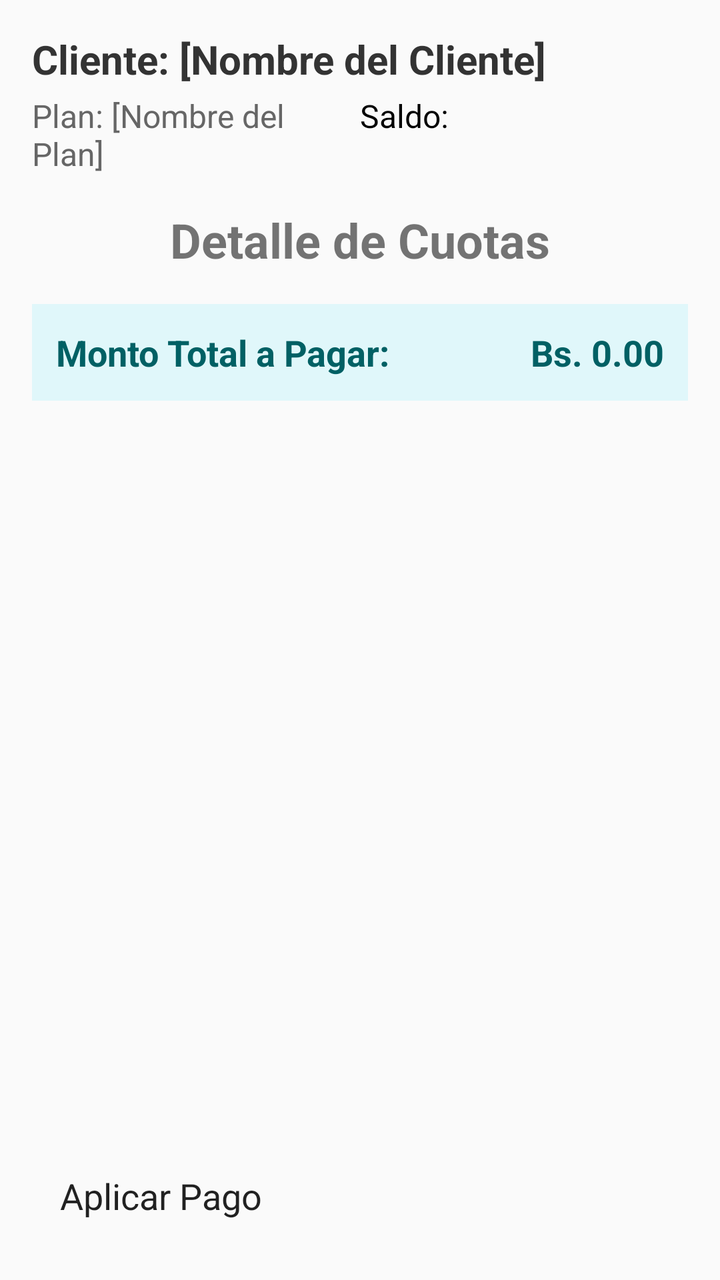
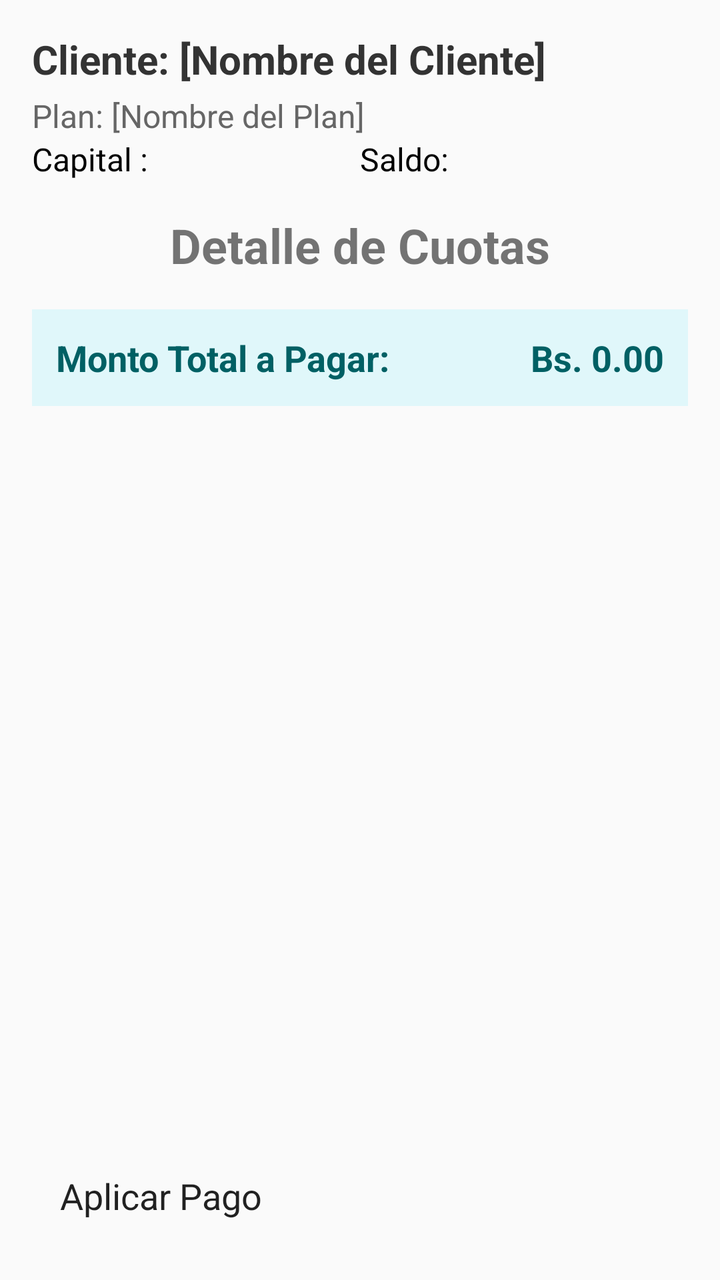

Compare the two renders of this Android layout. The source of the first and the diff that turns it into the second are given below.
<!-- AndroidManifest.xml: application theme AppTheme -->
<!-- res/layout/activity_cuotas.xml -->
<?xml version="1.0" encoding="utf-8"?>
<LinearLayout
	xmlns:android="http://schemas.android.com/apk/res/android"
	android:layout_width="match_parent"
	android:layout_height="match_parent"
	android:orientation="vertical"
	android:padding="16dp">

	<TextView
		android:id="@+id/tv_cuotas_cliente_nombre"
		android:layout_width="match_parent"
		android:layout_height="wrap_content"
		android:text="Cliente: [Nombre del Cliente]"
		android:textSize="20sp"
		android:textStyle="bold"
		android:layout_marginBottom="4dp"
		android:textColor="#333333"/>

	<LinearLayout
		android:layout_width="match_parent"
		android:layout_height="wrap_content"
		android:orientation="horizontal"
		android:layout_marginBottom="16dp">

		<TextView
			android:id="@+id/tv_cuotas_plan_nombre"
			android:layout_width="0dp"
			android:layout_weight="1"
			android:layout_height="wrap_content"
			android:text="Plan: [Nombre del Plan]"
			android:textSize="16sp"
			android:textColor="#666666"/>

		<TextView
			android:id="@+id/tv_saldo_pendiente"
			android:layout_width="0dp"
			android:layout_weight="1"
			android:layout_height="wrap_content"
			android:text="Saldo:"
			android:textSize="16sp"
			android:textColor="#000000"/>

	</LinearLayout>

	<TextView
		android:layout_width="match_parent"
		android:layout_height="wrap_content"
		android:text="Detalle de Cuotas"
		android:textSize="24sp"
		android:textStyle="bold"
		android:gravity="center"
		android:paddingBottom="16dp"/>

	<LinearLayout
		android:id="@+id/ll_total_acumulado"
		android:layout_width="match_parent"
		android:layout_height="wrap_content"
		android:orientation="horizontal"
		android:background="#E0F7FA"
		android:padding="12dp"
		android:layout_marginBottom="16dp">

		<TextView
			android:layout_width="0dp"
			android:layout_height="wrap_content"
			android:layout_weight="1"
			android:text="Monto Total a Pagar:"
			android:textSize="18sp"
			android:textStyle="bold"
			android:textColor="#006064"/>

		<TextView
			android:id="@+id/tv_monto_acumulado"
			android:layout_width="wrap_content"
			android:layout_height="wrap_content"
			android:text="Bs. 0.00"
			android:textSize="18sp"
			android:textStyle="bold"
			android:textColor="#006064"/>

	</LinearLayout>

	<ListView
		android:id="@+id/listview_cuotas"
		android:layout_width="match_parent"
		android:layout_height="0dp"
		android:layout_weight="1"
		android:divider="#CFCFCF"
		android:dividerHeight="1dp"/>

	<Button
		android:id="@+id/btn_pagar_seleccionadas"
		android:layout_width="match_parent"
		android:layout_height="wrap_content"
		android:text="Aplicar Pago"
		android:textSize="18sp"
		android:padding="14dp"
		android:layout_marginTop="16dp"/>

</LinearLayout>
<!-- resources referenced by this layout -->
<resources>
  <style name="AppTheme" parent="@android:style/Theme.Holo.Light">
  	</style>
</resources>

<!-- the commit's change to res/layout/activity_cuotas.xml (unified diff, before → after) -->
@@ -16,6 +16,14 @@
 		android:layout_marginBottom="4dp"
 		android:textColor="#333333"/>
 
+	<TextView
+		android:id="@+id/tv_cuotas_plan_nombre"
+		android:layout_width="match_parent"
+		android:layout_height="wrap_content"
+		android:text="Plan: [Nombre del Plan]"
+		android:textSize="16sp"
+		android:textColor="#666666"/>
+
 	<LinearLayout
 		android:layout_width="match_parent"
 		android:layout_height="wrap_content"
@@ -23,13 +31,13 @@
 		android:layout_marginBottom="16dp">
 
 		<TextView
-			android:id="@+id/tv_cuotas_plan_nombre"
+			android:id="@+id/tv_cuotas_capital"
 			android:layout_width="0dp"
 			android:layout_weight="1"
 			android:layout_height="wrap_content"
-			android:text="Plan: [Nombre del Plan]"
+			android:text="Capital :"
 			android:textSize="16sp"
-			android:textColor="#666666"/>
+			android:textColor="#000000"/>
 
 		<TextView
 			android:id="@+id/tv_saldo_pendiente"
